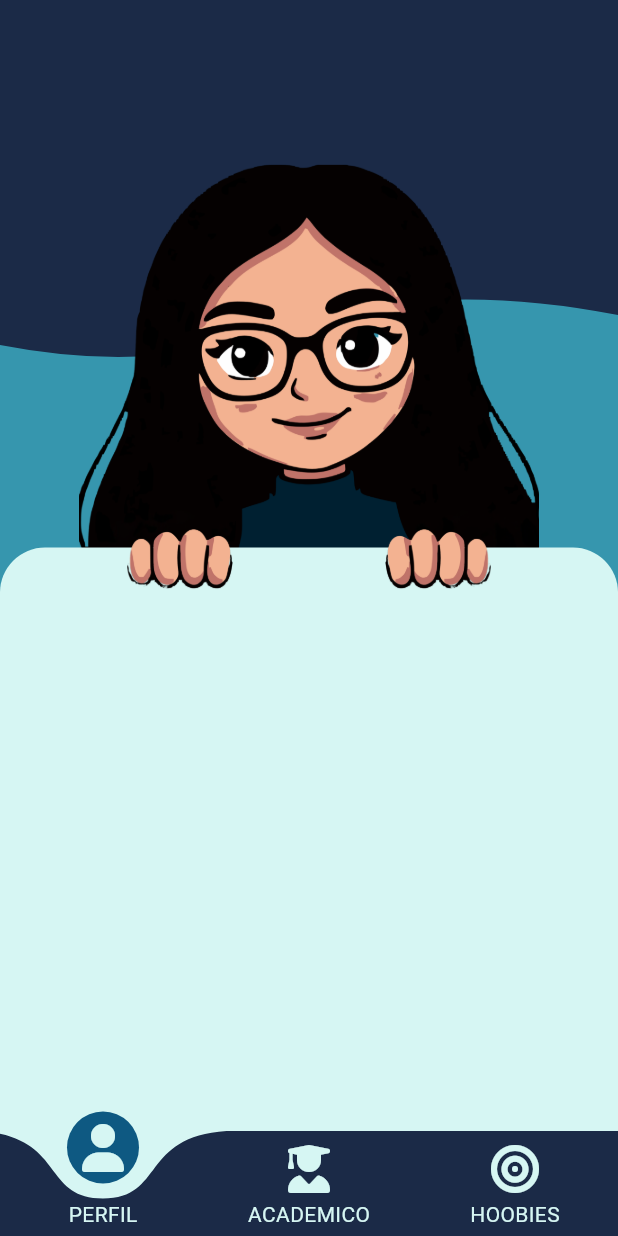
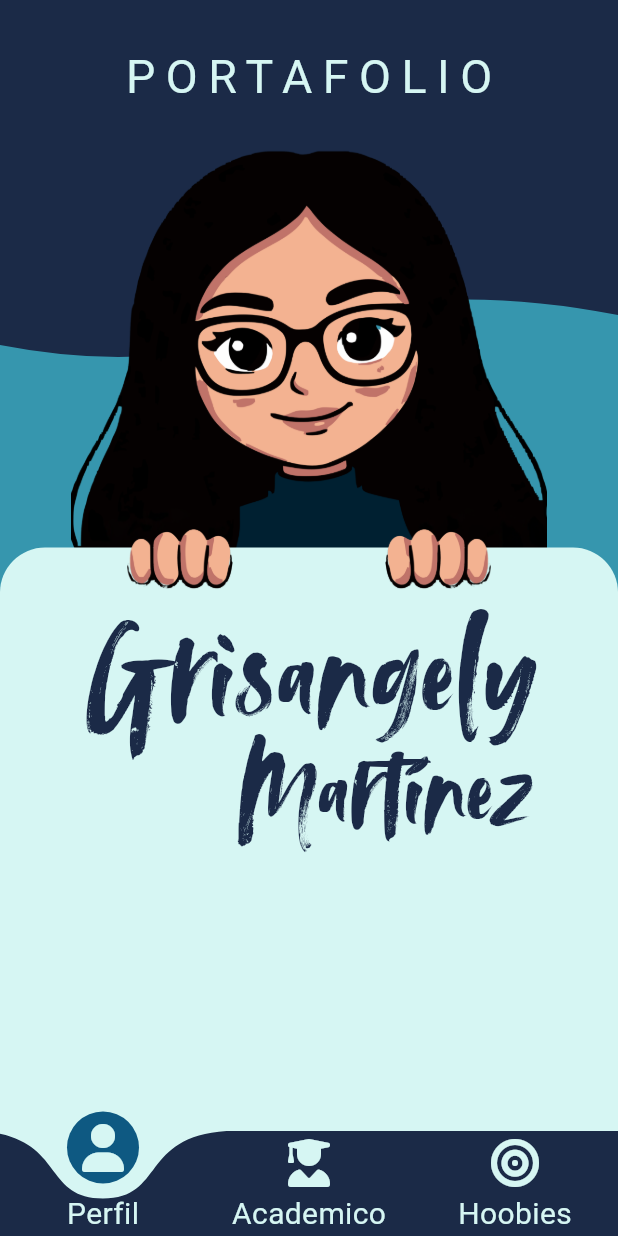
Before and after one commit to grism13/Portafolio_Personal-Gris, a Flutter app: the screen it shows after launch, on a phone screen of 412 x 824 dp. Run offline on Flutter 3.47's test engine with Material 3 defaults, Android fonts, the phone set to English and light mode, and no system bars; drawn by our look-alikes of curved_labeled_navigation_bar; our stand-ins replace flutter_custom_clippers, font_awesome_flutter; Roboto replaces fonts that are missing (Regular).

Commit message:
integre los titulos y las fonts

```diff
--- a/portafolio_gris/lib/screens/home_screen.dart
+++ b/portafolio_gris/lib/screens/home_screen.dart
@@ -10,7 +10,7 @@ class HomeScreen extends StatefulWidget {
   @override
   State<HomeScreen> createState() => _HomeScreenState();
 }
-//container ya con la imagen de las manitos
+
 class _HomeScreenState extends State<HomeScreen> {
   int _selectedIndex = 0;
 
@@ -34,7 +34,7 @@ class _HomeScreenState extends State<HomeScreen> {
                 const SizedBox(height: 365),
                 Stack(
                   clipBehavior: Clip.none,
-                  children: [
+                   children: [
                     Container(
                       width: double.infinity,
                       height: 900,
@@ -45,9 +45,37 @@ class _HomeScreenState extends State<HomeScreen> {
                           topRight: Radius.circular(30),
                         ),
                       ),
-                      child: const Column(
+                      child: Column(
                         children: [
-                          SizedBox(height: 60),
+                          const SizedBox(height: 80),
+
+                          Column(
+                            crossAxisAlignment: CrossAxisAlignment.center,
+                            children: [
+                              const Text(
+                                'Grisangely',
+                                style: TextStyle(
+                                  fontFamily: 'Titulos',
+                                  fontSize: 100,
+                                  color: Color(0xFF1B2A47),
+                                  height: 0.3,
+                                ),
+                              ),
+                              Padding(
+                                padding: const EdgeInsets.only(left: 100.0),
+                                child: const Text(
+                                  'Martínez',
+                                  style: TextStyle(
+                                    fontFamily: 'Titulos',
+                                    fontSize: 80,
+                                    color: Color(0xFF1B2A47),
+                                    height: 1.5,
+                                  ),
+                                ),
+                              ),
+                            ],
+                          ),
+                          const SizedBox(height: 30),
                         ],
                       ),
                     ),
@@ -71,7 +99,7 @@ class _HomeScreenState extends State<HomeScreen> {
       ),
 
 
-      //navigation bar
+
       bottomNavigationBar: CurvedNavigationBar(
         index: _selectedIndex,
         backgroundColor: const Color(0xFFD6F6F3),
@@ -86,25 +114,40 @@ class _HomeScreenState extends State<HomeScreen> {
         items: const [
           CurvedNavigationBarItem(
             child: Icon(FontAwesomeIcons.solidUser, color: Color(0xFFD6F6F3), size: 32),
-            label: 'PERFIL',
-            labelStyle: TextStyle(color: Color(0xFFD6F6F3)),
+            label: 'Perfil',
+            labelStyle: TextStyle(
+              color: Color(0xFFD6F6F3),
+              fontFamily: 'Regular',
+              fontSize: 20,
+            ),
           ),
           CurvedNavigationBarItem(
-            child: Icon(FontAwesomeIcons.userGraduate,color: Color(0xFFD6F6F3), size: 32),
-            label: 'ACADEMICO',
-            labelStyle: TextStyle(color: Color(0xFFD6F6F3)),
+            child: Icon(FontAwesomeIcons.userGraduate, color: Color(0xFFD6F6F3), size: 32),
+            label: 'Academico',
+            labelStyle: TextStyle(
+              color: Color(0xFFD6F6F3),
+              fontFamily: 'Regular',
+              fontSize: 20,
+            ),
           ),
           CurvedNavigationBarItem(
-            child: Icon(FontAwesomeIcons.bullseye, color: Color(0xFFD6F6F3), size:32),
-            label: 'HOOBIES',
-            labelStyle: TextStyle(color: Color(0xFFD6F6F3)),
+            child: Icon(FontAwesomeIcons.bullseye, color: Color(0xFFD6F6F3), size: 32),
+            label: 'Hoobies',
+            labelStyle: TextStyle(
+              color: Color(0xFFD6F6F3),
+              fontFamily: 'Regular',
+              fontSize: 20,
+            ),
           ),
         ],
       ),
     );
   }
 }
-//propiedades del fondo
+
+
+
+
 class _FondoEstatico extends StatelessWidget {
   const _FondoEstatico();
 
@@ -123,13 +166,35 @@ class _FondoEstatico extends StatelessWidget {
               color: const Color(0xFF1B2A47),
             ),
           ),
+
+          const Positioned(
+            top: 29,
+            left: 0,
+            right: 0,
+            child: Center(
+              child: Text(
+                'PORTAFOLIO',
+                style: TextStyle(
+                  fontFamily: 'Regular',
+                  fontSize: 31,
+                  letterSpacing: 7,
+                  color: Color(0xFFD6F6F3),
+                ),
+              ),
+            ),
+          ),
+
+
+
+
+
           Align(
             alignment: Alignment.bottomCenter,
             child: Padding(
               padding: const EdgeInsets.only(bottom: 20),
               child: Image.asset(
                 'assets/gris.png',
-                height: 300,
+                height: 310,
               ),
             ),
           ),
```
